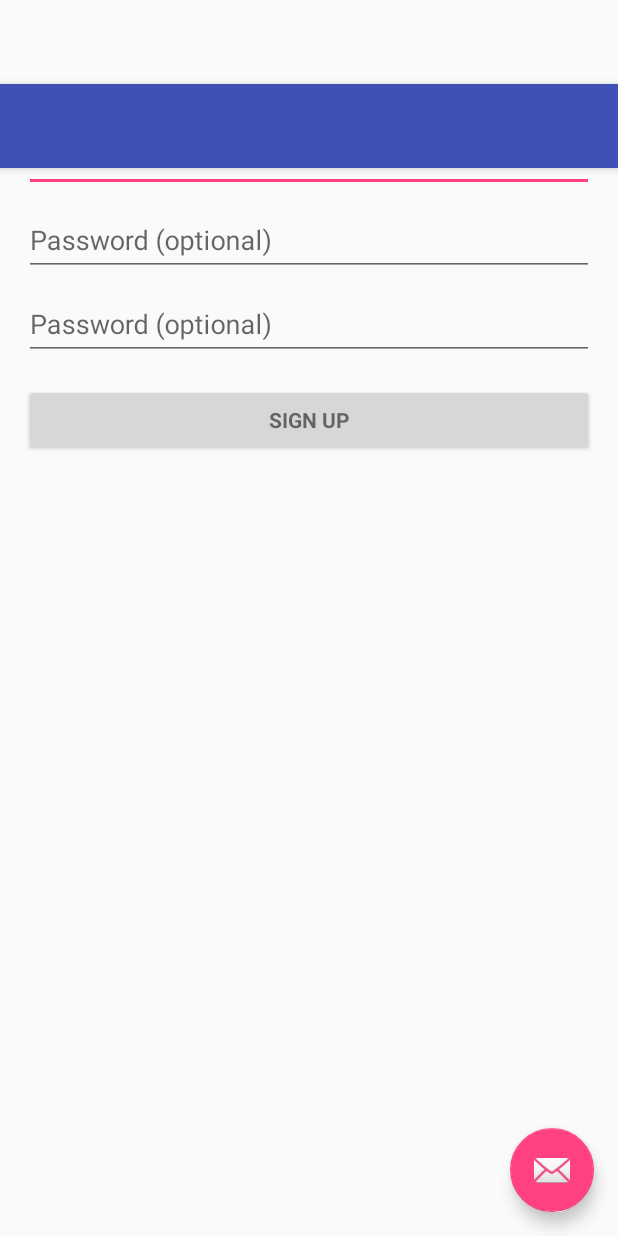
After one commit to michaelbishoff/PhotoDrop, an Android app: the layout activity_register.xml on its own in the app's theme, with its tools: preview values and no code run, on a phone screen of 412 x 824 dp. The commit adds this screen. Run offline under Robolectric (Android 15) with nearby library versions, the phone set to English and light mode, and no system bars.

```diff
--- a/app/src/main/AndroidManifest.xml
+++ b/app/src/main/AndroidManifest.xml
@@ -51,11 +51,11 @@
             android:name=".MainActivity"
             android:label="@string/title_activity_main"
             android:parentActivityName=".LoginActivity">
-
             <meta-data
                 android:name="android.support.PARENT_ACTIVITY"
                 android:value=".LoginActivity" />
         </activity>
+
 
         <!--
              parentActivityName keeps track of a proper back stack.
@@ -71,6 +71,7 @@
                 android:name="android.support.PARENT_ACTIVITY"
                 android:value=".MainActivity" />
         </activity>
+
         <activity
             android:name=".CommentActivity"
             android:label="Comments"
--- a/app/src/main/res/layout/activity_login.xml
+++ b/app/src/main/res/layout/activity_login.xml
@@ -18,6 +18,7 @@
         android:layout_height="wrap_content"
         android:layout_marginBottom="8dp"
         android:visibility="gone" />
+
 
     <ScrollView
         android:id="@+id/login_form"
@@ -63,6 +64,7 @@
 
             </android.support.design.widget.TextInputLayout>
 
+
             <Button
                 android:id="@+id/email_sign_in_button"
                 style="?android:textAppearanceSmall"
@@ -70,9 +72,7 @@
                 android:layout_height="wrap_content"
                 android:layout_marginTop="16dp"
                 android:text="@string/action_sign_in"
-                android:textStyle="bold"
-                android:onClick="signIn"/>
-
+                android:textStyle="bold"/>
         </LinearLayout>
     </ScrollView>
 </LinearLayout>
--- /dev/null
+++ b/app/src/main/res/layout/activity_register.xml
@@ -0,0 +1,34 @@
+<?xml version="1.0" encoding="utf-8"?>
+<android.support.design.widget.CoordinatorLayout xmlns:android="http://schemas.android.com/apk/res/android"
+    xmlns:app="http://schemas.android.com/apk/res-auto"
+    xmlns:tools="http://schemas.android.com/tools"
+    android:layout_width="match_parent"
+    android:layout_height="match_parent"
+    android:fitsSystemWindows="true"
+    tools:context="com.photodrop.photodrop.RegisterActivity">
+
+    <android.support.design.widget.AppBarLayout
+        android:layout_width="match_parent"
+        android:layout_height="wrap_content"
+        android:theme="@style/AppTheme.AppBarOverlay">
+
+        <android.support.v7.widget.Toolbar
+            android:id="@+id/toolbar"
+            android:layout_width="match_parent"
+            android:layout_height="?attr/actionBarSize"
+            android:background="?attr/colorPrimary"
+            app:popupTheme="@style/AppTheme.PopupOverlay" />
+
+    </android.support.design.widget.AppBarLayout>
+
+    <include layout="@layout/content_register" />
+
+    <android.support.design.widget.FloatingActionButton
+        android:id="@+id/fab"
+        android:layout_width="wrap_content"
+        android:layout_height="wrap_content"
+        android:layout_gravity="bottom|end"
+        android:layout_margin="@dimen/fab_margin"
+        android:src="@android:drawable/ic_dialog_email" />
+
+</android.support.design.widget.CoordinatorLayout>
--- /dev/null
+++ b/app/src/main/res/layout/content_register.xml
@@ -0,0 +1,98 @@
+<LinearLayout xmlns:android="http://schemas.android.com/apk/res/android"
+xmlns:tools="http://schemas.android.com/tools"
+android:layout_width="match_parent"
+android:layout_height="match_parent"
+android:gravity="center_horizontal"
+android:orientation="vertical"
+android:paddingBottom="@dimen/activity_vertical_margin"
+android:paddingLeft="@dimen/activity_horizontal_margin"
+android:paddingRight="@dimen/activity_horizontal_margin"
+android:paddingTop="@dimen/activity_vertical_margin"
+tools:context="com.photodrop.photodrop.RegisterActivity">
+
+<!-- Login progress -->
+<ProgressBar
+    android:id="@+id/register_progress"
+    style="?android:attr/progressBarStyleLarge"
+    android:layout_width="wrap_content"
+    android:layout_height="wrap_content"
+    android:layout_marginBottom="8dp"
+    android:visibility="gone" />
+
+
+<ScrollView
+    android:id="@+id/register_form"
+    android:layout_width="match_parent"
+    android:layout_height="match_parent">
+
+    <LinearLayout
+        android:id="@+id/email_login_form"
+        android:layout_width="match_parent"
+        android:layout_height="wrap_content"
+        android:orientation="vertical">
+
+        <android.support.design.widget.TextInputLayout
+            android:layout_width="match_parent"
+            android:layout_height="wrap_content">
+
+            <AutoCompleteTextView
+                android:id="@+id/register_email"
+                android:layout_width="match_parent"
+                android:layout_height="wrap_content"
+                android:hint="@string/prompt_email"
+                android:inputType="textEmailAddress"
+                android:maxLines="1"
+                android:singleLine="true" />
+
+        </android.support.design.widget.TextInputLayout>
+
+        <android.support.design.widget.TextInputLayout
+            android:layout_width="match_parent"
+            android:layout_height="wrap_content">
+
+            <EditText
+                android:id="@+id/register_password"
+                android:layout_width="match_parent"
+                android:layout_height="wrap_content"
+                android:hint="@string/prompt_password"
+                android:imeActionId="@+id/signup"
+                android:imeActionLabel="@string/action_sign_in_short"
+                android:imeOptions="actionUnspecified"
+                android:inputType="textPassword"
+                android:maxLines="1"
+                android:singleLine="true" />
+
+        </android.support.design.widget.TextInputLayout>
+
+        <android.support.design.widget.TextInputLayout
+            android:layout_width="match_parent"
+            android:layout_height="wrap_content">
+
+            <EditText
+                android:id="@+id/confirmpassword"
+                android:layout_width="match_parent"
+                android:layout_height="wrap_content"
+                android:hint="@string/prompt_password"
+                android:imeActionId="@+id/signup"
+                android:imeActionLabel="@string/action_sign_in_short"
+                android:imeOptions="actionUnspecified"
+                android:inputType="textPassword"
+                android:maxLines="1"
+                android:singleLine="true" />
+
+        </android.support.design.widget.TextInputLayout>
+
+        <Button
+            android:id="@+id/email_sign_in_button"
+            style="?android:textAppearanceSmall"
+            android:layout_width="match_parent"
+            android:layout_height="wrap_content"
+            android:layout_marginTop="16dp"
+            android:text="Sign Up"
+            android:textStyle="bold"
+            android:onClick="createUser"/>
+
+
+    </LinearLayout>
+</ScrollView>
+</LinearLayout>
--- a/app/src/main/res/values/strings.xml
+++ b/app/src/main/res/values/strings.xml
@@ -18,4 +18,5 @@
     <string name="permission_rationale">"Contacts permissions are needed for providing email
         completions."
     </string>
+    <string name="title_activity_register">RegisterActivity</string>
 </resources>
```
Also changed, not shown: app/src/main/java/com/photodrop/photodrop/LoginActivity.java (+32 -8 lines), app/src/main/java/com/photodrop/photodrop/RegisterActivity.java (added, +65 -0 lines), app/src/main/java/com/photodrop/photodrop/UserAuth.java (+3 -13 lines).
